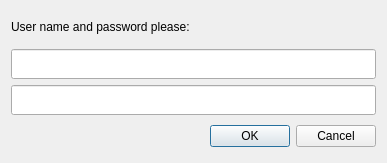
berndhs/chronicon, file chronicon/ui/enterpass.ui: the form before one commit.
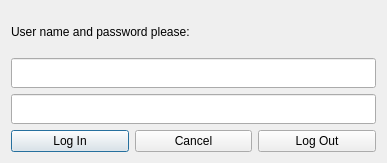
The form after the commit.

Commit message: fixed login/logout, added re-tweet, delete-tweet, network reset (for logout)

Diff of the .ui file:
```diff
--- a/chronicon/ui/enterpass.ui
+++ b/chronicon/ui/enterpass.ui
@@ -54,20 +54,29 @@
     </widget>
    </item>
    <item row="3" column="0">
-    <widget class="QDialogButtonBox" name="buttonBox">
-     <property name="sizePolicy">
-      <sizepolicy hsizetype="Expanding" vsizetype="Preferred">
-       <horstretch>0</horstretch>
-       <verstretch>0</verstretch>
-      </sizepolicy>
-     </property>
-     <property name="orientation">
-      <enum>Qt::Horizontal</enum>
-     </property>
-     <property name="standardButtons">
-      <set>QDialogButtonBox::Cancel|QDialogButtonBox::Ok</set>
-     </property>
-    </widget>
+    <layout class="QHBoxLayout" name="horizontalLayout">
+     <item>
+      <widget class="QPushButton" name="loginButton">
+       <property name="text">
+        <string>Log In</string>
+       </property>
+      </widget>
+     </item>
+     <item>
+      <widget class="QPushButton" name="cancelButton">
+       <property name="text">
+        <string>Cancel</string>
+       </property>
+      </widget>
+     </item>
+     <item>
+      <widget class="QPushButton" name="logoutButton">
+       <property name="text">
+        <string>Log Out</string>
+       </property>
+      </widget>
+     </item>
+    </layout>
    </item>
   </layout>
  </widget>
```
Left out of the diff: 39 changed lines with no effect on the pictures. The commit also changes 10 other files.
